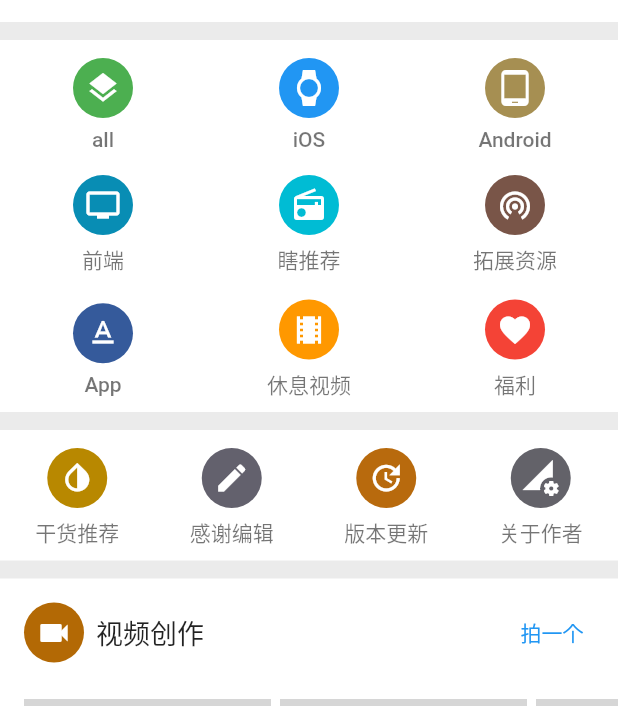
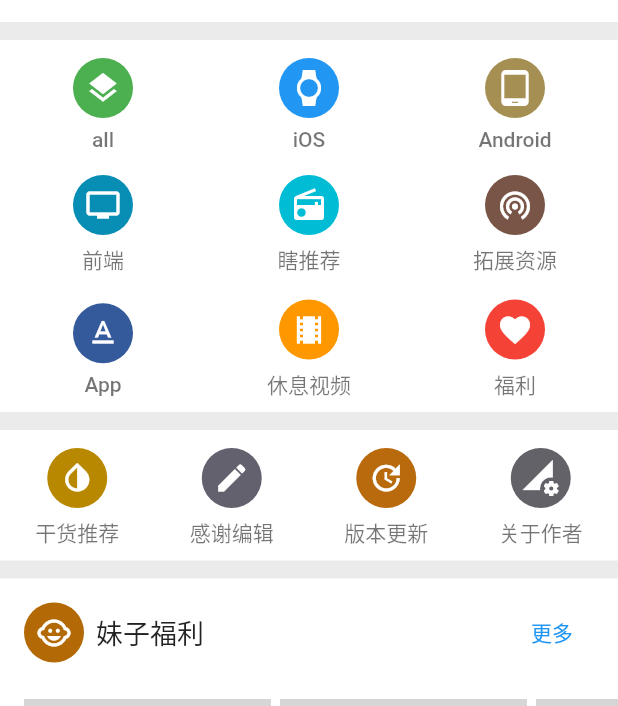
Before and after one commit to ZQ330093887/GankFlutter, a Flutter app: the screen it shows after launch, swiped to page 3, on a phone screen of 412 x 824 dp, the part 314-1020 px from its top. Run offline on Flutter 3.47's test engine with Material 2 defaults, Android fonts, the phone set to English and light mode, and no system bars; our stand-ins replace transparent_image; missing offline and left inert: flutter_webview_plugin; network calls fail; grey boxes are pictures that could not be loaded.

Commit message:
我的界面，福利和休息视频

```diff
--- a/lib/pages/mine/MinePage.dart
+++ b/lib/pages/mine/MinePage.dart
@@ -5,6 +5,12 @@ import 'myServiceCard.dart';
 import 'settingCard.dart';
 import 'videoCard.dart';
 import 'ideaCard.dart';
+import 'package:flutter/cupertino.dart';
+import 'package:GankFlutter/api/Api.dart';
+import 'package:GankFlutter/api/http.dart';
+import 'dart:convert';
+import 'package:GankFlutter/model/DailyResponse.dart';
+
 
 class MinePage extends StatefulWidget {
   @override
@@ -12,6 +18,18 @@ class MinePage extends StatefulWidget {
 }
 
 class _MinePageState extends State<MinePage> {
+  var curPage = 1;
+  var listDataImage; //图片
+  var listDataVideo; //视频
+  var requestError = false;
+
+  @override
+  void initState() {
+    super.initState();
+    getNewsList("福利");
+    getNewsList("休息视频");
+  }
+
   @override
   Widget build(BuildContext context) {
     return new Scaffold(
@@ -23,11 +41,43 @@ class _MinePageState extends State<MinePage> {
                 myInfoCard(context),
                 myServiceCard(context),
                 settingCard(context),
-            videoCard(context),
-            ideaCard(context)
+                videoCard(context, listDataImage), //图片卡片
+                ideaCard(context, listDataVideo)
               ],
             ),
           ),
         ));
   }
+
+  //网络请求
+  getNewsList(String type) {
+    var url = Api.FEED_URL + type + '/4/' + this.curPage.toString();
+    print("feedListUrl: $url");
+    HttpExt.get(url, (data) {
+      requestError = false;
+      if (data != null) {
+        CategoryResponse categoryResponse =
+        CategoryResponse.fromJson(jsonDecode(data));
+        if (!categoryResponse.error) {
+          var _listData = categoryResponse.results;
+          print("**************");
+          print(_listData);
+          if (_listData.length > 0) {
+            setState(() {
+              if (type == "福利") {
+                listDataImage = _listData;
+              } else {
+                listDataVideo = _listData;
               }
+            });
+          }
+        }
+      }
+    }, (e) {
+      print("get news list error: $e");
+      setState(() {
+        requestError = true;
+      });
+    });
+  }
+}
--- a/lib/pages/mine/ideaCard.dart
+++ b/lib/pages/mine/ideaCard.dart
@@ -1,7 +1,9 @@
 import 'package:flutter/material.dart';
 import 'package:GankFlutter/common/GlobalConfig.dart';
+import 'package:GankFlutter/model/DailyResponse.dart';
+import 'package:GankFlutter/utils/PageRouteUtils.dart';
 
-Widget ideaCard(BuildContext context) {
+Widget ideaCard(BuildContext context, var results) {
   return new Container(
       color: GlobalConfig.cardBackgroundColor,
       margin: const EdgeInsets.only(top: 6.0, bottom: 6.0),
@@ -15,7 +17,7 @@ Widget ideaCard(BuildContext context) {
                   new Container(
                     child: new CircleAvatar(
                       radius: 20.0,
-                      child: new Icon(Icons.all_inclusive, color: Colors.white),
+                      child: new Icon(Icons.videocam, color: Colors.white),
                       backgroundColor: Colors.blue,
                     ),
                   ),
@@ -23,16 +25,18 @@ Widget ideaCard(BuildContext context) {
                     child: new Container(
                       margin: const EdgeInsets.only(left: 8.0),
                       child: new Text(
-                        "想法",
+                        "休息视频",
                         style: new TextStyle(fontSize: 18.0),
                       ),
                     ),
                   ),
                   new Container(
                     child: new FlatButton(
-                        onPressed: () {},
+                        onPressed: () {
+                          routePageBuilder(context, GlobalConfig.video);
+                        },
                         child: new Text(
-                          "去往想法首页",
+                          "更多",
                           style: new TextStyle(color: Colors.blue),
                         )),
                   )
@@ -49,7 +53,7 @@ Widget ideaCard(BuildContext context) {
                       decoration: new BoxDecoration(
                           color: GlobalConfig.searchBackgroundColor,
                           borderRadius:
-                              new BorderRadius.all(new Radius.circular(6.0))),
+                          new BorderRadius.all(new Radius.circular(6.0))),
                       child: new Row(
                         children: <Widget>[
                           new Container(
@@ -60,9 +64,13 @@ Widget ideaCard(BuildContext context) {
                                   alignment: Alignment.centerLeft,
                                   child: new Container(
                                     child: new Text(
-                                      "苹果 WWDC 2018 正在举行",
+                                      results != null
+                                          ? PostData
+                                          .fromJson(results[0])
+                                          .desc
+                                          :"苹果 WWDC 2018 正在举行",
                                       style: new TextStyle(
-                                          color: Colors.black, fontSize: 16.0),
+                                          color: Colors.black, fontSize: 12.0),
                                     ),
                                   ),
                                 ),
@@ -81,7 +89,10 @@ Widget ideaCard(BuildContext context) {
                           ),
                           new Container(
                               margin: const EdgeInsets.all(10.0),
-                              width: MediaQuery.of(context).size.width / 5,
+                              width: MediaQuery
+                                  .of(context)
+                                  .size
+                                  .width / 5,
                               child: new AspectRatio(
                                   aspectRatio: 1.0 / 1.0,
                                   child: new Container(
@@ -102,7 +113,7 @@ Widget ideaCard(BuildContext context) {
                       decoration: new BoxDecoration(
                           color: GlobalConfig.searchBackgroundColor,
                           borderRadius:
-                              new BorderRadius.all(new Radius.circular(6.0))),
+                          new BorderRadius.all(new Radius.circular(6.0))),
                       child: new Row(
                         children: <Widget>[
                           new Container(
@@ -113,9 +124,13 @@ Widget ideaCard(BuildContext context) {
                                   alignment: Alignment.centerLeft,
                                   child: new Container(
                                     child: new Text(
-                                      "此刻你的桌子是什么样子？",
+                                      results != null
+                                          ? PostData
+                                          .fromJson(results[1])
+                                          .desc
+                                          :"此刻你的桌子是什么样子？",
                                       style: new TextStyle(
-                                          color: Colors.black, fontSize: 16.0),
+                                          color: Colors.black, fontSize: 12.0),
                                     ),
                                   ),
                                 ),
@@ -134,7 +149,10 @@ Widget ideaCard(BuildContext context) {
                           ),
                           new Container(
                               margin: const EdgeInsets.all(10.0),
-                              width: MediaQuery.of(context).size.width / 5,
+                              width: MediaQuery
+                                  .of(context)
+                                  .size
+                                  .width / 5,
                               child: new AspectRatio(
                                   aspectRatio: 1.0 / 1.0,
                                   child: new Container(
@@ -155,7 +173,7 @@ Widget ideaCard(BuildContext context) {
                       decoration: new BoxDecoration(
                           color: GlobalConfig.searchBackgroundColor,
                           borderRadius:
-                              new BorderRadius.all(new Radius.circular(6.0))),
+                          new BorderRadius.all(new Radius.circular(6.0))),
                       child: new Row(
                         children: <Widget>[
                           new Container(
@@ -166,9 +184,13 @@ Widget ideaCard(BuildContext context) {
                                   alignment: Alignment.centerLeft,
                                   child: new Container(
                                     child: new Text(
-                                      "关于高考你印象最深的是...",
+                                      results != null
+                                          ? PostData
+                                          .fromJson(results[2])
+                                          .desc
+                                          :"关于高考你印象最深的是...",
                                       style: new TextStyle(
-                                          color: Colors.black, fontSize: 16.0),
+                                          color: Colors.black, fontSize: 12.0),
                                     ),
                                   ),
                                 ),
@@ -187,7 +209,10 @@ Widget ideaCard(BuildContext context) {
                           ),
                           new Container(
                               margin: const EdgeInsets.all(10.0),
-                              width: MediaQuery.of(context).size.width / 5,
+                              width: MediaQuery
+                                  .of(context)
+                                  .size
+                                  .width / 5,
                               child: new AspectRatio(
                                   aspectRatio: 1.0 / 1.0,
                                   child: new Container(
@@ -208,7 +233,7 @@ Widget ideaCard(BuildContext context) {
                       decoration: new BoxDecoration(
                           color: GlobalConfig.searchBackgroundColor,
                           borderRadius:
-                              new BorderRadius.all(new Radius.circular(6.0))),
+                          new BorderRadius.all(new Radius.circular(6.0))),
                       child: new Row(
                         children: <Widget>[
                           new Container(
@@ -219,9 +244,13 @@ Widget ideaCard(BuildContext context) {
                                   alignment: Alignment.centerLeft,
                                   child: new Container(
                                     child: new Text(
-                                      "夏天一定要吃的食物有哪些",
+                                      results != null
+                                          ? PostData
+                                          .fromJson(results[3])
+                                          .desc
+                                          :"夏天一定要吃的食物有哪些",
                                       style: new TextStyle(
-                                          color: Colors.black, fontSize: 16.0),
+                                          color: Colors.black, fontSize: 12.0),
                                     ),
                                   ),
                                 ),
@@ -240,7 +269,10 @@ Widget ideaCard(BuildContext context) {
                           ),
                           new Container(
                               margin: const EdgeInsets.all(10.0),
-                              width: MediaQuery.of(context).size.width / 5,
+                              width: MediaQuery
+                                  .of(context)
+                                  .size
+                                  .width / 5,
                               child: new AspectRatio(
                                   aspectRatio: 1.0 / 1.0,
                                   child: new Container(
--- a/lib/pages/mine/videoCard.dart
+++ b/lib/pages/mine/videoCard.dart
@@ -1,7 +1,9 @@
 import 'package:flutter/material.dart';
 import 'package:GankFlutter/common/GlobalConfig.dart';
+import 'package:GankFlutter/model/DailyResponse.dart';
+import 'package:GankFlutter/utils/PageRouteUtils.dart';
 
-Widget videoCard(BuildContext context) {
+Widget videoCard(BuildContext context, var results) {
   return new Container(
       color: GlobalConfig.cardBackgroundColor,
       margin: const EdgeInsets.only(top: 6.0, bottom: 6.0),
@@ -15,7 +17,7 @@ Widget videoCard(BuildContext context) {
                   new Container(
                     child: new CircleAvatar(
                       radius: 20.0,
-                      child: new Icon(Icons.videocam, color: Colors.white),
+                      child: new Icon(Icons.child_care, color: Colors.white),
                       backgroundColor: new Color(0xFFB36905),
                     ),
                   ),
@@ -23,16 +25,18 @@ Widget videoCard(BuildContext context) {
                     child: new Container(
                       margin: const EdgeInsets.only(left: 8.0),
                       child: new Text(
-                        "视频创作",
+                        "妹子福利",
                         style: new TextStyle(fontSize: 18.0),
                       ),
                     ),
                   ),
                   new Container(
                     child: new FlatButton(
-                        onPressed: () {},
+                        onPressed: () {
+                          routePageBuilder(context, GlobalConfig.welfare);
+                        },
                         child: new Text(
-                          "拍一个",
+                          "更多",
                           style: new TextStyle(color: Colors.blue),
                         )),
                   )
@@ -45,7 +49,10 @@ Widget videoCard(BuildContext context) {
               child: new Row(
                 children: <Widget>[
                   new Container(
-                      width: MediaQuery.of(context).size.width / 2.5,
+                      width: MediaQuery
+                          .of(context)
+                          .size
+                          .width / 2.5,
                       margin: const EdgeInsets.only(right: 6.0),
                       child: new AspectRatio(
                           aspectRatio: 4.0 / 2.0,
@@ -53,56 +60,81 @@ Widget videoCard(BuildContext context) {
                             foregroundDecoration: new BoxDecoration(
                                 image: new DecorationImage(
                                   image: new NetworkImage(
-                                      "https://pic2.zhimg.com/50/v2-5942a51e6b834f10074f8d50be5bbd4d_400x224.jpg"),
+                                      results != null
+                                          ? PostData
+                                          .fromJson(results[0])
+                                          .url
+                                          : "https://pic2.zhimg.com/50/v2-5942a51e6b834f10074f8d50be5bbd4d_400x224.jpg"),
                                   centerSlice: new Rect.fromLTRB(
-                                      270.0, 180.0, 1360.0, 730.0),
+                                      270.0, 180.0, 1360.0, 1730.0),
                                 ),
                                 borderRadius: const BorderRadius.all(
                                     const Radius.circular(6.0))),
                           ))),
                   new Container(
                       margin: const EdgeInsets.only(right: 6.0),
-                      width: MediaQuery.of(context).size.width / 2.5,
+                      width: MediaQuery
+                          .of(context)
+                          .size
+                          .width / 2.5,
                       child: new AspectRatio(
                           aspectRatio: 4.0 / 2.0,
                           child: new Container(
                             foregroundDecoration: new BoxDecoration(
                                 image: new DecorationImage(
                                   image: new NetworkImage(
-                                      "https://pic3.zhimg.com/50/v2-7fc9a1572c6fc72a3dea0b73a9be36e7_400x224.jpg"),
+                                      results != null
+                                          ? PostData
+                                          .fromJson(results[1])
+                                          .url
+                                          : "https://pic3.zhimg.com/50/v2-7fc9a1572c6fc72a3dea0b73a9be36e7_400x224.jpg"),
                                   centerSlice: new Rect.fromLTRB(
-                                      270.0, 180.0, 1360.0, 730.0),
+                                      270.0, 180.0, 1360.0, 1730.0),
                                 ),
                                 borderRadius: const BorderRadius.all(
                                     const Radius.circular(6.0))),
                           ))),
                   new Container(
                       margin: const EdgeInsets.only(right: 6.0),
-                      width: MediaQuery.of(context).size.width / 2.5,
+                      width: MediaQuery
+                          .of(context)
+                          .size
+                          .width / 2.5,
                       child: new AspectRatio(
                           aspectRatio: 4.0 / 2.0,
                           child: new Container(
                             foregroundDecoration: new BoxDecoration(
                                 image: new DecorationImage(
                                   image: new NetworkImage(
-                                      "https://pic4.zhimg.com/50/v2-898f43a488b606061c877ac2a471e221_400x224.jpg"),
+                                      results != null
+                                          ? PostData
+                                          .fromJson(results[2])
+                                          .url
+                                          : "https://pic4.zhimg.com/50/v2-898f43a488b606061c877ac2a471e221_400x224.jpg"),
                                   centerSlice: new Rect.fromLTRB(
-                                      270.0, 180.0, 1360.0, 730.0),
+                                      270.0, 180.0, 1360.0, 1730.0),
                                 ),
                                 borderRadius: const BorderRadius.all(
                                     const Radius.circular(6.0))),
                           ))),
                   new Container(
-                      width: MediaQuery.of(context).size.width / 2.5,
+                      width: MediaQuery
+                          .of(context)
+                          .size
+                          .width / 2.5,
                       child: new AspectRatio(
                           aspectRatio: 4.0 / 2.0,
                           child: new Container(
                             foregroundDecoration: new BoxDecoration(
                                 image: new DecorationImage(
                                   image: new NetworkImage(
-                                      "https://pic1.zhimg.com/50/v2-0008057d1ad2bd813aea4fc247959e63_400x224.jpg"),
+                                      results != null
+                                          ? PostData
+                                          .fromJson(results[0])
+                                          .url
+                                          : "https://pic1.zhimg.com/50/v2-0008057d1ad2bd813aea4fc247959e63_400x224.jpg"),
                                   centerSlice: new Rect.fromLTRB(
-                                      270.0, 180.0, 1360.0, 730.0),
+                                      270.0, 180.0, 1360.0, 1730.0),
                                 ),
                                 borderRadius: const BorderRadius.all(
                                     const Radius.circular(6.0))),
```
Also changed, not shown: 5 other files. Lines whose indentation alone changed are shown as unchanged.
